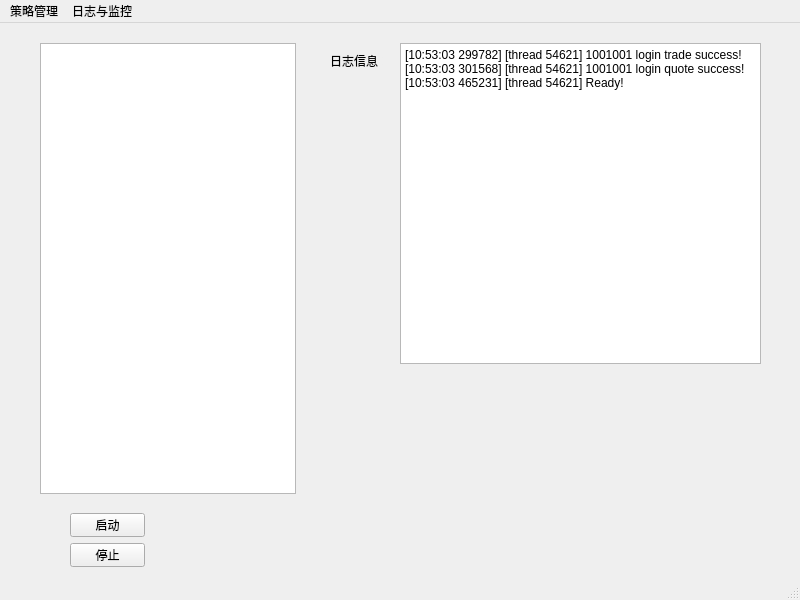
First picture: the form in AutoArb/UserWindow.ui, repository wayl39/AutoArbTrade, before the edit.
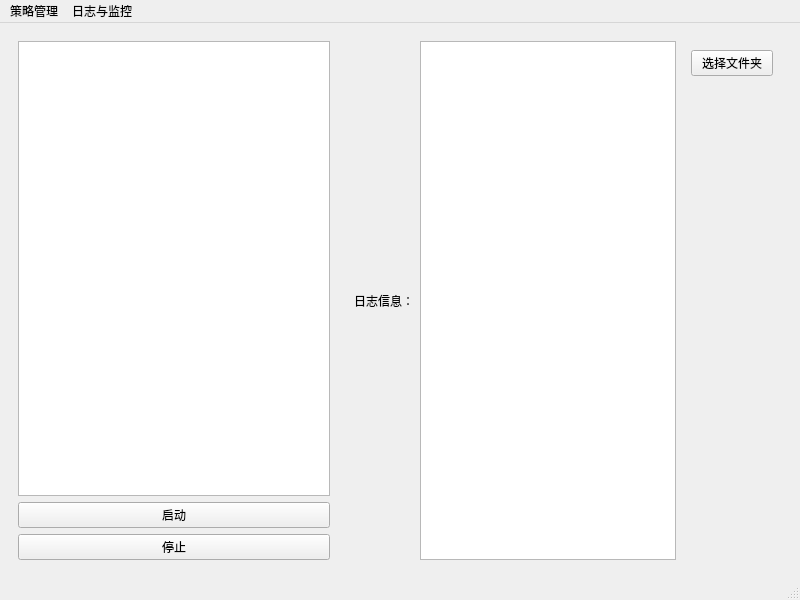
Second picture: the form after the edit.

Commit message: #添加日志#

```diff
--- a/AutoArb/UserWindow.ui
+++ b/AutoArb/UserWindow.ui
@@ -14,74 +14,84 @@
    <string>交易管理系统(交易员)</string>
   </property>
   <widget class="QWidget" name="centralwidget">
+   <layout class="QHBoxLayout" name="horizontalLayout_2">
+    <item>
+     <widget class="QWidget" name="widget_strategy" native="true">
+      <layout class="QVBoxLayout" name="verticalLayout">
+       <item>
+        <widget class="QListWidget" name="listWidget_strategy"/>
+       </item>
+       <item>
    <widget class="QPushButton" name="pb_start">
-    <property name="geometry">
-     <rect>
-      <x>70</x>
-      <y>490</y>
-      <width>75</width>
-      <height>24</height>
-     </rect>
-    </property>
     <property name="text">
      <string>启动</string>
     </property>
    </widget>
-   <widget class="QTextBrowser" name="textBrowser">
-    <property name="geometry">
-     <rect>
-      <x>400</x>
-      <y>20</y>
-      <width>361</width>
-      <height>321</height>
-     </rect>
-    </property>
+       </item>
+       <item>
+        <widget class="QPushButton" name="pb_stop">
+         <property name="text">
+          <string>停止</string>
+         </property>
+        </widget>
+       </item>
+      </layout>
+     </widget>
+    </item>
+    <item>
+     <widget class="QWidget" name="widget_log" native="true">
+      <layout class="QHBoxLayout" name="horizontalLayout">
+       <item>
+        <widget class="QLabel" name="label_4">
+         <property name="text">
+          <string>日志信息：</string>
+         </property>
+        </widget>
+       </item>
+       <item>
+        <widget class="QTextBrowser" name="textBrowser_log">
     <property name="html">
      <string>&lt;!DOCTYPE HTML PUBLIC &quot;-//W3C//DTD HTML 4.0//EN&quot; &quot;http://www.w3.org/TR/REC-html40/strict.dtd&quot;&gt;
 &lt;html&gt;&lt;head&gt;&lt;meta name=&quot;qrichtext&quot; content=&quot;1&quot; /&gt;&lt;style type=&quot;text/css&quot;&gt;
 p, li { white-space: pre-wrap; }
 &lt;/style&gt;&lt;/head&gt;&lt;body style=&quot; font-family:'SimSun'; font-size:9pt; font-weight:400; font-style:normal;&quot;&gt;
-&lt;p style=&quot; margin-top:0px; margin-bottom:0px; margin-left:0px; margin-right:0px; -qt-block-indent:0; text-indent:0px;&quot;&gt;&lt;span style=&quot; font-family:'Microsoft YaHei UI';&quot;&gt;[10:53:03 299782] [thread 54621] 1001001 login trade success!&lt;/span&gt;&lt;/p&gt;
-&lt;p style=&quot; margin-top:0px; margin-bottom:0px; margin-left:0px; margin-right:0px; -qt-block-indent:0; text-indent:0px;&quot;&gt;&lt;span style=&quot; font-family:'Microsoft YaHei UI';&quot;&gt;[10:53:03 301568] [thread 54621] 1001001 login quote success!&lt;/span&gt;&lt;/p&gt;
-&lt;p style=&quot; margin-top:0px; margin-bottom:0px; margin-left:0px; margin-right:0px; -qt-block-indent:0; text-indent:0px;&quot;&gt;&lt;span style=&quot; font-family:'Microsoft YaHei UI';&quot;&gt;[10:53:03 465231] [thread 54621] Ready!&lt;/span&gt;&lt;/p&gt;&lt;/body&gt;&lt;/html&gt;</string>
-    </property>
-   </widget>
-   <widget class="QLabel" name="label_4">
-    <property name="geometry">
-     <rect>
-      <x>330</x>
-      <y>30</y>
-      <width>53</width>
-      <height>16</height>
-     </rect>
-    </property>
+&lt;p style=&quot;-qt-paragraph-type:empty; margin-top:0px; margin-bottom:0px; margin-left:0px; margin-right:0px; -qt-block-indent:0; text-indent:0px;&quot;&gt;&lt;br /&gt;&lt;/p&gt;&lt;/body&gt;&lt;/html&gt;</string>
+         </property>
+        </widget>
+       </item>
+       <item>
+        <widget class="QWidget" name="widget" native="true">
+         <property name="minimumSize">
+          <size>
+           <width>100</width>
+           <height>0</height>
+          </size>
+         </property>
+         <layout class="QVBoxLayout" name="verticalLayout_2">
+          <item>
+           <widget class="QPushButton" name="pb_dir">
     <property name="text">
-     <string>日志信息：</string>
-    </property>
-   </widget>
-   <widget class="QListWidget" name="listWidget_strategy">
-    <property name="geometry">
-     <rect>
-      <x>40</x>
-      <y>20</y>
-      <width>256</width>
-      <height>451</height>
-     </rect>
-    </property>
-   </widget>
-   <widget class="QPushButton" name="pb_stop">
-    <property name="geometry">
-     <rect>
-      <x>70</x>
-      <y>520</y>
-      <width>75</width>
-      <height>24</height>
-     </rect>
-    </property>
+             <string>选择文件夹</string>
+            </property>
+           </widget>
+          </item>
+          <item>
+           <widget class="QLabel" name="label_file">
     <property name="text">
-     <string>停止</string>
-    </property>
-   </widget>
+             <string/>
+            </property>
+            <property name="wordWrap">
+             <bool>true</bool>
+            </property>
+           </widget>
+          </item>
+         </layout>
+        </widget>
+       </item>
+      </layout>
+     </widget>
+    </item>
+   </layout>
   </widget>
   <widget class="QStatusBar" name="statusbar"/>
   <widget class="QMenuBar" name="menubar">
```
Lines whose indentation alone changed are shown as unchanged. The commit also changes 7 other files.
